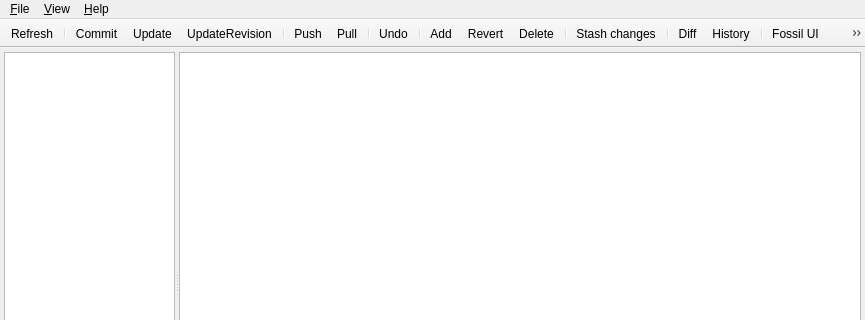
Qt form ui/MainWindow.ui (AnotherFoxGuy/diesel-scm) before a commit; both pictures show x 0 to 865 and y 0 to 320 of the 865 by 640 pixel window.
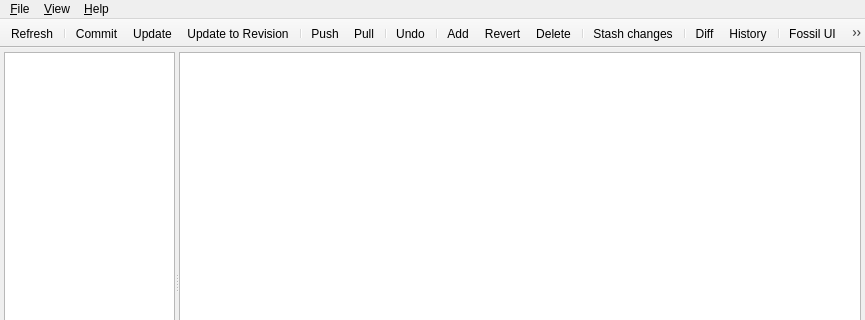
The same form after that commit. Icons and pictures are not drawn. Custom widgets are drawn as their Qt base class.

Commit message:
Added support for tagging revisions
FossilOrigin-Name: 579a9a1fb06478cd37359eb106dcabc9c9c5fa5c

Patch:
```diff
--- a/ui/MainWindow.ui
+++ b/ui/MainWindow.ui
@@ -896,7 +896,7 @@
      <normaloff>:/icons/icons/Button Forward-01.png</normaloff>:/icons/icons/Button Forward-01.png</iconset>
    </property>
    <property name="text">
-    <string>UpdateRevision</string>
+    <string>Update to Revision</string>
    </property>
    <property name="toolTip">
     <string>Update the workspace to a specific revision</string>
```
Left out of the diff: 37 changed lines with no effect on the pictures. The commit also changes 7 other files.
